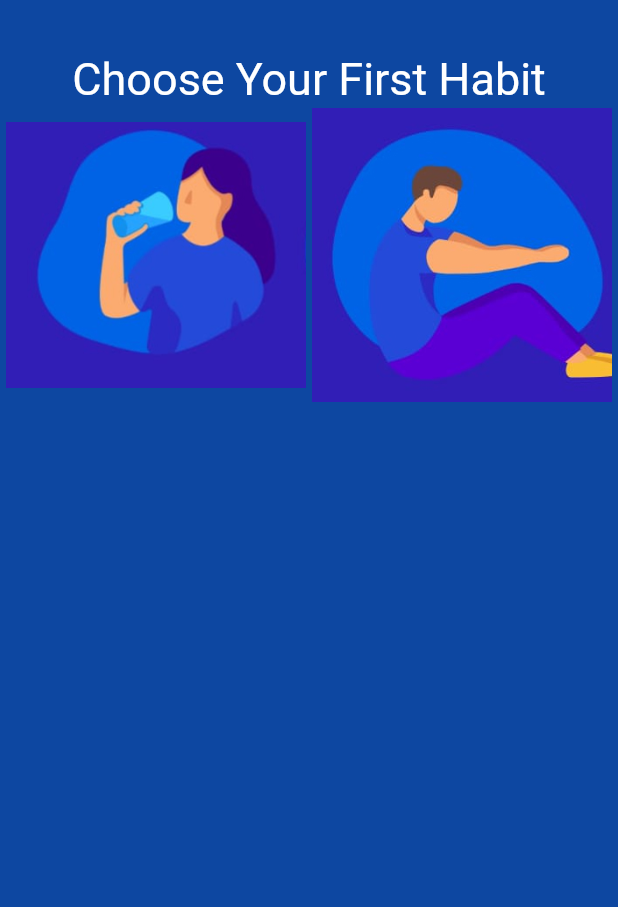
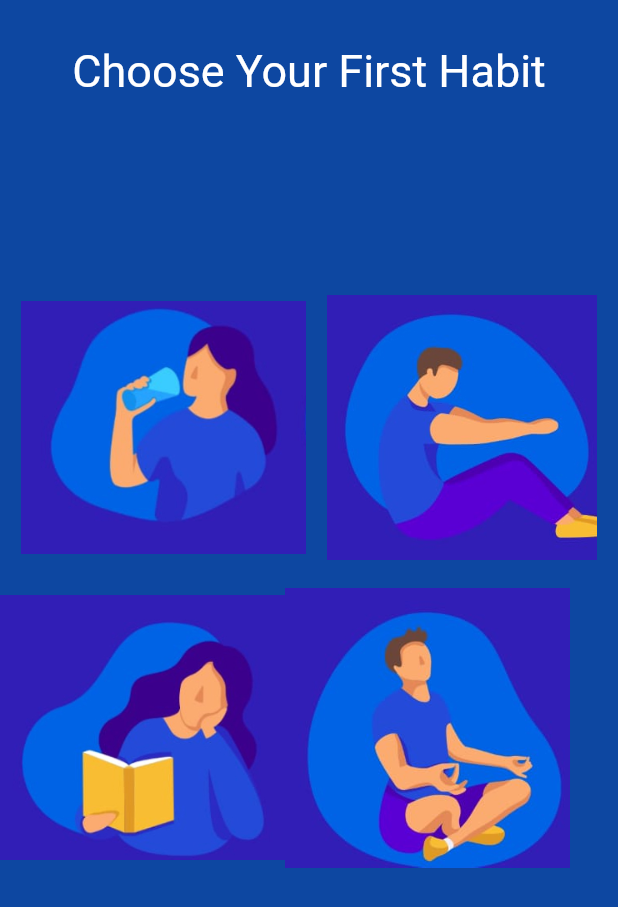
Before and after one commit to GulabSinghSikarwar/Habit_tracker_hack, a Flutter app: the onboardingPage1 screen opened directly, on a phone screen of 412 x 824 dp. Shown: the top 907 px of the screen. Run offline on Flutter 3.47's test engine with Material 2 defaults, Android fonts, the phone set to English and light mode, and no system bars; our stand-ins replace flutter_colorpicker, font_awesome_flutter, shared_preferences; missing offline and left inert: weekly_date_picker; accounts and stored records are empty.

Commit message:
shivam UI fix, final createhabit

```diff
--- a/lib/main.dart
+++ b/lib/main.dart
@@ -58,9 +58,9 @@ class MyApp extends StatelessWidget {
       initialRoute: '/onboarding2',
       routes: {
         // "/": (context) => SplashScreen(),
-        // '/splashScreen': (context) => Splash_screen(),
-        // '/onboarding': (context) => onboardingPage(),
-        // '/onboarding1': (context) => onboardingPage1(),
+        '/splashScreen': (context) => Splash_screen(),
+        '/onboarding': (context) => onboardingPage(),
+        '/onboarding1': (context) => onboardingPage1(),
         '/onboarding2': (context) => OnboardingPage2(),
         '/homeScreen': (context) => Homescreen(),
         // '/onboarding1': (context) => Quiz(),
--- a/lib/screens/onboardingscreen.dart
+++ b/lib/screens/onboardingscreen.dart
@@ -14,7 +14,7 @@ class _onboardingPageState extends State<onboardingPage> {
     return Scaffold(
       body: SafeArea(
           child: Container(
-        color: Colors.blue[900],
+        color: Color(0xFF311EB6),
         child: Column(
           children: [
             Container(
@@ -28,9 +28,7 @@ class _onboardingPageState extends State<onboardingPage> {
               height: 180,
             ),
             Container(
-                height: 300,
-                width: 300,
-                child: Center(child: Image.asset("images/logo.jpg"))),
+                child: Center(child: Image.asset("images/work_time.gif"))),
           ],
         ),
       )),
--- a/lib/screens/onboardingscreen1.dart
+++ b/lib/screens/onboardingscreen1.dart
@@ -16,31 +16,49 @@ class onboardingPage1State extends State<onboardingPage1> {
         child: Container(
           color: Colors.blue[900],
           child: Column(
-            crossAxisAlignment: CrossAxisAlignment.start,
+            crossAxisAlignment: CrossAxisAlignment.center,
             children: [
               SizedBox(
-                height: 35,
+                height: 30,
               ),
               Center(
-                  child: Text("Choose Your First Habit",
-                      style: TextStyle(color: Colors.white, fontSize: 30))),
+                child: Text("Choose Your First Habit",
+                    style: TextStyle(color: Colors.white, fontSize: 30)),
+              ),
+              SizedBox(
+                height: 120,
+              ),
               Container(
                 child: Row(
                   mainAxisAlignment: MainAxisAlignment.spaceEvenly,
                   children: [
                     Container(
                       height: 200,
-                      width: 200,
+                      width: 190,
                       child: Image.asset("images/drinkwater.jpg"),
                     ),
                     Container(
                       height: 200,
-                      width: 200,
+                      width: 180,
                       child: Image.asset("images/morningexercise.jpg"),
-                    )
+                    ),
                   ],
                 ),
-              )
+              ),
+              Row(
+                children: [
+                  Container(
+                    height: 200,
+                    width: 190,
+                    child: Image.asset("images/read.jpg"),
+                  ),
+                  Container(
+                    height: 200,
+                    width: 190,
+                    child: Image.asset("images/meditate.jpg"),
+                  ),
+                ],
+              ),
             ],
           ),
         ),
--- a/pubspec.yaml
+++ b/pubspec.yaml
@@ -98,6 +98,9 @@ flutter:
       fonts:
        - asset: fonts/SourceSansPro-SemiBold.ttf
          weight: 600
+    - family: orange-juice
+      fonts:
+        - asset: fonts/orange-juice.ttf
   #
   # For details regarding fonts from package dependencies,
   # see https://flutter.dev/custom-fonts/#from-packages
```
Also changed, not shown: lib/screens/Splash-Screen.dart (+23 -3 lines), fonts/orange-juice.ttf (added), images/logo.png (added), images/work_time.gif (added), 1 other file.
